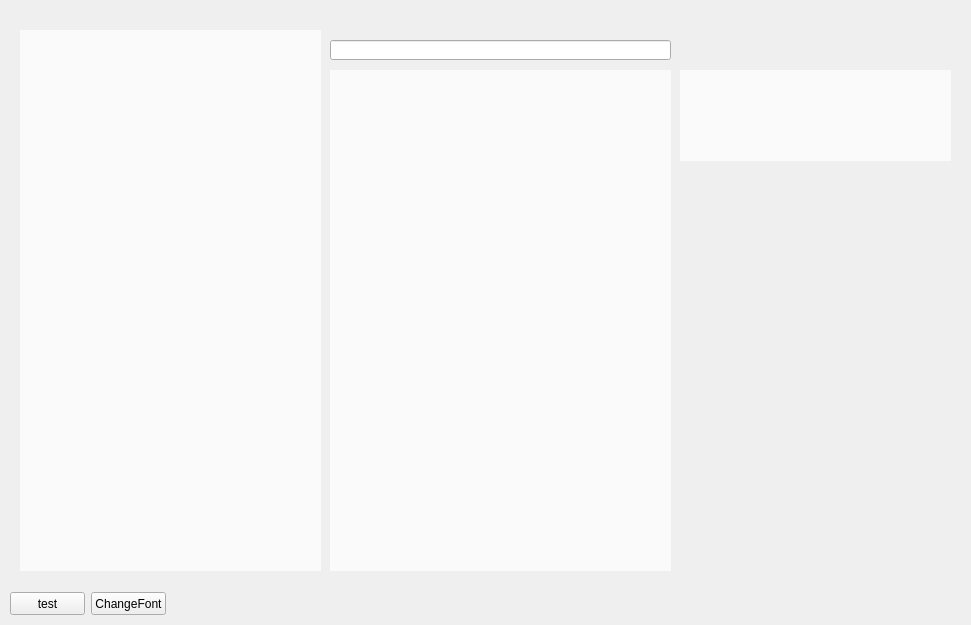
This is widget.ui in luozikuan/QtContactList as Qt 5 draws it before an edit. The edited form follows.
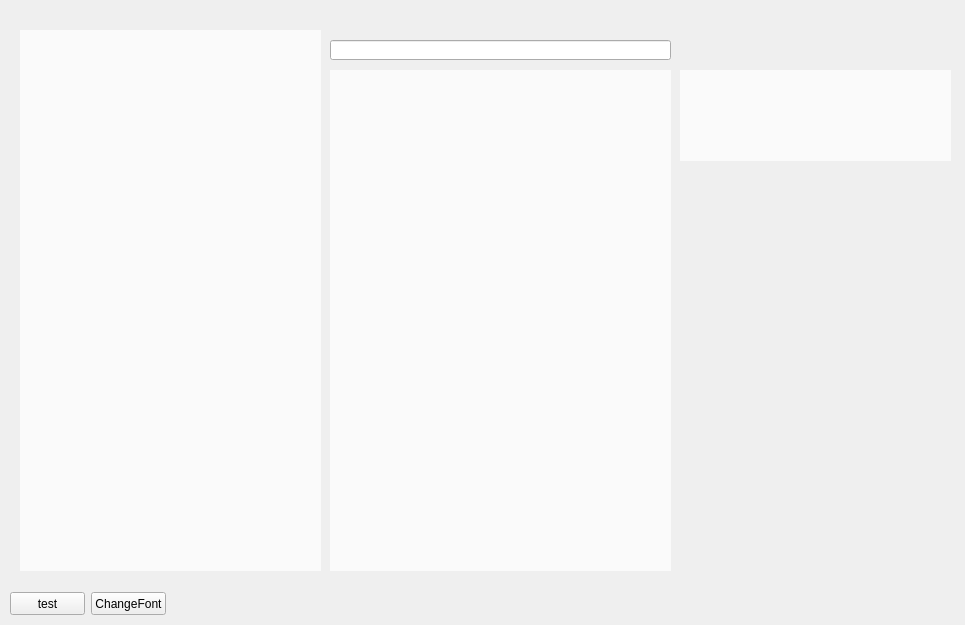
This is the edited form.

Commit message: use completer to select contact

What changed in the file:
```diff
--- a/widget.ui
+++ b/widget.ui
@@ -6,7 +6,7 @@
    <rect>
     <x>0</x>
     <y>0</y>
-    <width>971</width>
+    <width>965</width>
     <height>625</height>
    </rect>
   </property>
```
Left out of the diff: 6 changed lines with no effect on the pictures. The commit also changes 2 other files.
